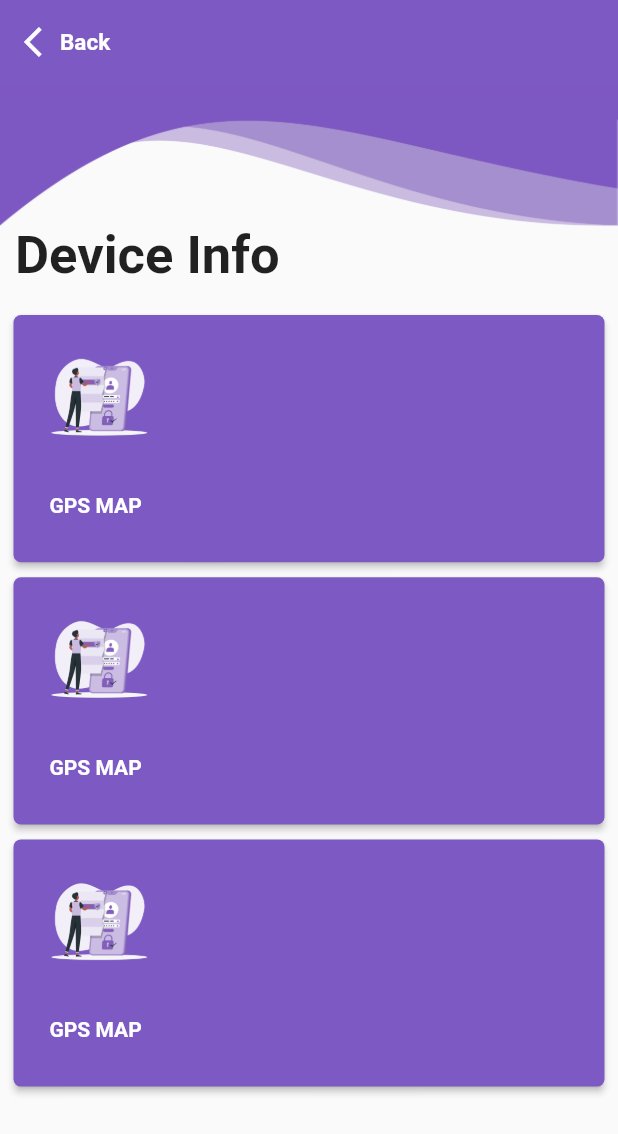
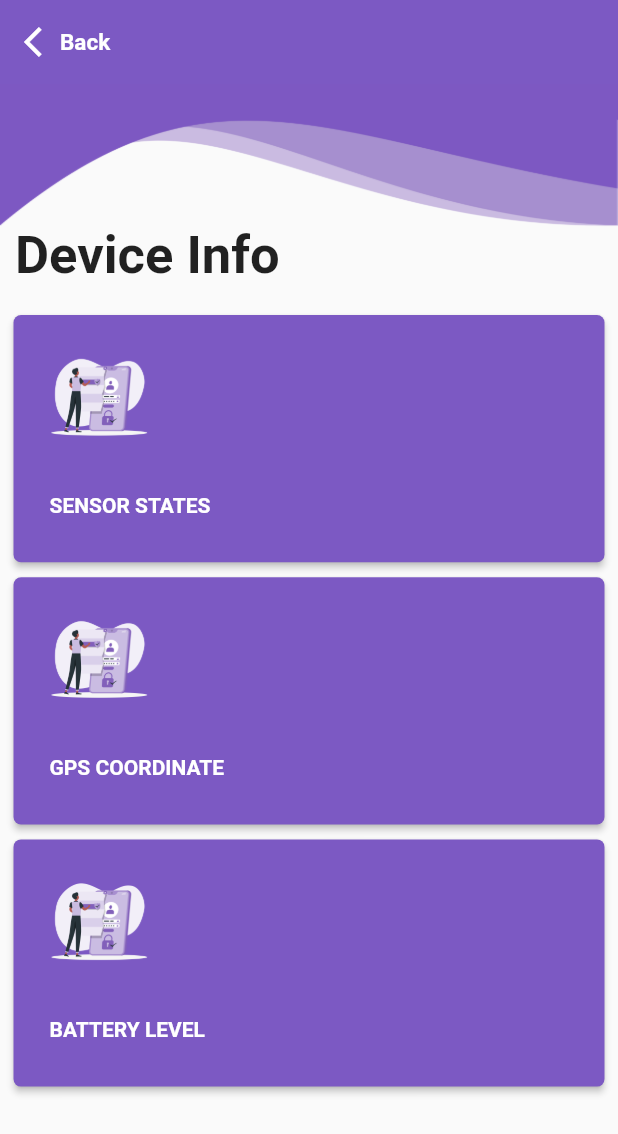
Before and after one commit to alifyacode/synapsysid_challenge_app, a Flutter app: the DeviceInfoPage screen opened by its route, on a phone screen of 412 x 824 dp. Shown: the top 1134 px of the screen. Run offline on Flutter 3.47's test engine with Material 2 defaults, Android fonts, the phone set to English and light mode, and no system bars; our stand-ins replace loading_animation_widget, sensors_plus, shared_preferences, sqflite, top_snackbar_flutter; accounts and stored records are empty; Roboto replaces fonts that are missing (mplus1).

Commit message:
device info page

```diff
--- a/lib/src/feature/DeviceInfo/device_info_page.dart
+++ b/lib/src/feature/DeviceInfo/device_info_page.dart
@@ -112,7 +112,7 @@ class _DeviceInfoPageState extends State<DeviceInfoPage> {
                                     SizedBox(width: 8,),
 
                                     Text(
-                                        "GPS Map".toUpperCase(),
+                                        "Sensor states".toUpperCase(),
                                         style: TextStyle(fontSize: 14)
                                     ),
                                   ],
@@ -160,7 +160,7 @@ class _DeviceInfoPageState extends State<DeviceInfoPage> {
                                     SizedBox(width: 8,),
 
                                     Text(
-                                        "GPS Map".toUpperCase(),
+                                        "GPS Coordinate".toUpperCase(),
                                         style: TextStyle(fontSize: 14)
                                     ),
                                   ],
@@ -208,7 +208,7 @@ class _DeviceInfoPageState extends State<DeviceInfoPage> {
                                     SizedBox(width: 8,),
 
                                     Text(
-                                        "GPS Map".toUpperCase(),
+                                        "Battery Level".toUpperCase(),
                                         style: TextStyle(fontSize: 14)
                                     ),
                                   ],
```
